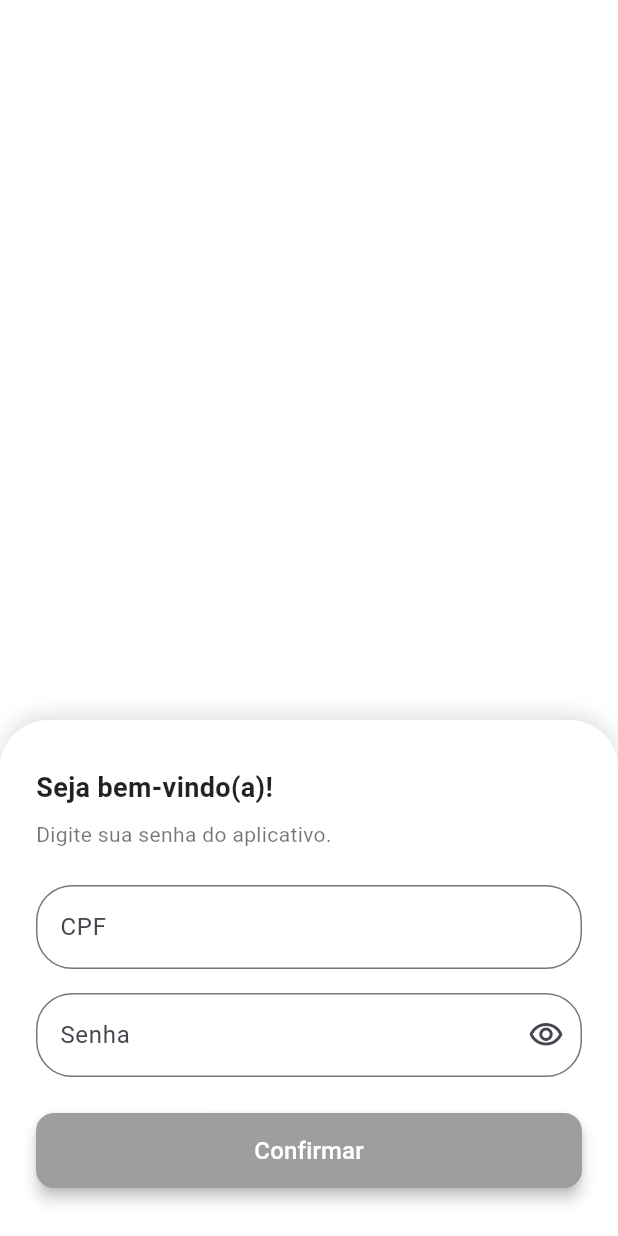
After one commit to pollyyana/Desafio-GS3-Tecnologia., a Flutter app: the LoginPage screen opened by its route, after a tap on "Confirmar", on a phone screen of 412 x 824 dp. The commit adds this screen. Run offline on Flutter 3.47's test engine with Material 3 defaults, Android fonts, the light colour scheme and no system bars; our stand-ins replace get; missing offline and left inert: validatorless.

Commit message:
Estruturando tela de login

```diff
--- /dev/null
+++ b/lib/app/modules/login/login_bindigs.dart
@@ -0,0 +1,9 @@
+import 'package:get/get.dart';
+import 'package:gs3_tecnologia/app/modules/login/login_controller.dart';
+
+class LoginBindigs implements Bindings {
+  @override
+  void dependencies() {
+    Get.lazyPut(() => LoginController());
+  }
+}
--- /dev/null
+++ b/lib/app/modules/login/login_controller.dart
@@ -0,0 +1,8 @@
+import 'package:get/get.dart';
+
+class LoginController extends GetxController {
+  RxString nome = RxString('pollyana');
+  void login() {
+    nome.value = 'testando';
+  }
+}
--- /dev/null
+++ b/lib/app/modules/login/login_module.dart
@@ -0,0 +1,15 @@
+import 'package:get/get_navigation/src/routes/get_route.dart';
+import 'package:gs3_tecnologia/app/modules/login/login_bindigs.dart';
+import 'package:gs3_tecnologia/app/modules/login/login_page.dart';
+import 'package:gs3_tecnologia/application/modules/module.dart';
+
+class LoginModule implements Module {
+  @override
+  List<GetPage> routers = [
+    GetPage(
+      name: '/login',
+      page: () => LoginPage(),
+      binding: LoginBindigs(),
+    ),
+  ];
+}
--- /dev/null
+++ b/lib/app/modules/login/login_page.dart
@@ -0,0 +1,138 @@
+import 'package:flutter/material.dart';
+import 'package:get/get.dart';
+import 'package:gs3_tecnologia/app/modules/login/login_controller.dart';
+import 'package:validatorless/validatorless.dart';
+
+class LoginPage extends GetView<LoginController> {
+  const LoginPage({super.key});
+
+  @override
+  Widget build(BuildContext context) {
+    final formKey = GlobalKey<FormState>();
+    final cpfController = TextEditingController();
+    final senhaController = TextEditingController();
+    final obscurePassword = true.obs;
+
+    return Scaffold(
+      backgroundColor: Colors.transparent,
+      body: Align(
+        alignment: Alignment.bottomCenter,
+        child: Container(
+          width: double.infinity,
+          padding: const EdgeInsets.symmetric(horizontal: 24, vertical: 32),
+          decoration: const BoxDecoration(
+            color: Colors.white,
+            borderRadius: BorderRadius.only(
+              topLeft: Radius.circular(32),
+              topRight: Radius.circular(32),
+            ),
+            boxShadow: [
+              BoxShadow(
+                color: Colors.black12,
+                blurRadius: 10,
+                offset: Offset(0, -4),
+              ),
+            ],
+          ),
+          child: Form(
+            key: formKey,
+            child: Column(
+              mainAxisSize: MainAxisSize.min,
+              crossAxisAlignment: CrossAxisAlignment.start,
+              children: [
+                const Text(
+                  'Seja bem-vindo(a)!',
+                  style: TextStyle(
+                    fontSize: 18,
+                    fontWeight: FontWeight.bold,
+                    color: Colors.black87,
+                  ),
+                ),
+                const SizedBox(height: 8),
+                const Text(
+                  'Digite sua senha do aplicativo.',
+                  style: TextStyle(
+                    fontSize: 14,
+                    color: Colors.black54,
+                  ),
+                ),
+                const SizedBox(height: 24),
+
+                // Campo CPF
+                TextFormField(
+                  controller: cpfController,
+                  keyboardType: TextInputType.number,
+                  decoration: InputDecoration(
+                    labelText: 'CPF',
+                    hintText: 'CPF',
+                    border: OutlineInputBorder(
+                      borderRadius: BorderRadius.circular(24),
+                    ),
+                  ),
+                  validator: Validatorless.multiple([
+                    Validatorless.required('Informe o CPF'),
+                    Validatorless.cpf('CPF inválido'),
+                  ]),
+                ),
+                const SizedBox(height: 16),
+
+                // Campo Senha
+                Obx(() {
+                  return TextFormField(
+                    controller: senhaController,
+                    obscureText: obscurePassword.value,
+                    decoration: InputDecoration(
+                      labelText: 'Senha',
+                      hintText: 'Senha',
+                      suffixIcon: IconButton(
+                        icon: Icon(
+                          obscurePassword.value
+                              ? Icons.visibility_outlined
+                              : Icons.visibility_off_outlined,
+                        ),
+                        onPressed: () {
+                          obscurePassword.value = !obscurePassword.value;
+                        },
+                      ),
+                      border: OutlineInputBorder(
+                        borderRadius: BorderRadius.circular(24),
+                      ),
+                    ),
+                    validator: Validatorless.multiple([
+                      Validatorless.required('Informe o CPF'),
+                      Validatorless.min(11, 'O CPF deve ter 11 números'),
+                      Validatorless.max(11, 'O CPF deve ter 11 números'),
+                    ]),
+                  );
+                }),
+                const SizedBox(height: 24),
+
+                SizedBox(
+                  width: double.infinity,
+                  height: 50,
+                  child: ElevatedButton(
+                    onPressed: () => controller.login(),
+                    style: ElevatedButton.styleFrom(
+                      backgroundColor: Colors.grey,
+                      shape: RoundedRectangleBorder(
+                        borderRadius: BorderRadius.circular(12),
+                      ),
+                      elevation: 4,
+                    ),
+                    child: Text(
+                      'Confirmar',
+                      style: TextStyle(
+                        fontSize: 16,
+                        color: Colors.white,
+                      ),
+                    ),
+                  ),
+                ),
+              ],
+            ),
+          ),
+        ),
+      ),
+    );
+  }
+}
--- /dev/null
+++ b/lib/app/modules/splash/splash_binding.dart
@@ -0,0 +1,10 @@
+import 'package:get/get.dart';
+import 'package:gs3_tecnologia/app/modules/splash/splash_controller.dart';
+
+class SplashBinding implements Bindings {
+  //controle pagina/carrega ou nao
+  @override
+  void dependencies() {
+    Get.put(SplashController());
+  }
+}
--- /dev/null
+++ b/lib/app/modules/splash/splash_controller.dart
@@ -0,0 +1,9 @@
+import 'package:get/get.dart';
+
+class SplashController extends GetxController {
+  RxBool showLogin = false.obs;
+
+  void toggleLoginVisibility() {
+    showLogin.value = !showLogin.value;
+  }
+}
--- a/lib/app/modules/splash/splash_module.dart
+++ b/lib/app/modules/splash/splash_module.dart
@@ -1,4 +1,5 @@
 import 'package:get/get_navigation/src/routes/get_route.dart';
+import 'package:gs3_tecnologia/app/modules/splash/splash_binding.dart';
 import 'package:gs3_tecnologia/app/modules/splash/splash_page.dart';
 import 'package:gs3_tecnologia/application/modules/module.dart';
 
@@ -8,6 +9,7 @@ class SplashModule implements Module {
     GetPage(
       name: '/',
       page: () => SplashPage(),
+      binding: SplashBinding(),
     ),
   ];
 }
--- a/lib/app/modules/splash/splash_page.dart
+++ b/lib/app/modules/splash/splash_page.dart
@@ -1,8 +1,88 @@
+// import 'package:flutter/material.dart';
+// import 'package:get/get.dart';
+// import 'package:gs3_tecnologia/app/modules/splash/pagina.dart';
+
+// class SplashPage extends StatelessWidget {
+//   // var controller = Get.find<SplashController>();
+//   // var controller = Get.put(SplashController());
+
+//   const SplashPage({super.key});
+
+//   @override
+//   Widget build(BuildContext context) {
+//     return Scaffold(
+//       body: Stack(
+//         children: [
+//           Container(
+//             width: Get.width,
+//             height: Get.height,
+//             decoration: const BoxDecoration(
+//               image: DecorationImage(
+//                 image: AssetImage('assets/images/background.png'),
+//                 fit: BoxFit.cover,
+//               ),
+//             ),
+//           ),
+//           Positioned(
+//             top: Get.height * 0.15,
+//             left: 60,
+//             right: 60,
+//             child: Column(
+//               children: [
+//                 Image.asset(
+//                   'assets/images/logo.png',
+//                   width: 242,
+//                 ),
+//                 const SizedBox(height: 8),
+//               ],
+//             ),
+//           ),
+//           // Entrar
+//           Positioned(
+//             top: Get.height * 0.45,
+//             left: 0,
+//             right: 0,
+//             child: Stack(
+//               alignment: Alignment.center,
+//               children: [
+//                 GestureDetector(
+//                   onTap: () {
+//                     Get.to(() => Pagina());
+//                   },
+//                   child: Image.asset(
+//                     'assets/images/entrar.png',
+//                     width: 80,
+//                   ),
+//                 ),
+//               ],
+//             ),
+//           ),
+
+//           Positioned(
+//             bottom: 87,
+//             left: 0,
+//             right: 0,
+//             child: SingleChildScrollView(
+//               scrollDirection: Axis.horizontal,
+//               padding: const EdgeInsets.only(left: 22, right: 24),
+//               child: Image.asset(
+//                 'assets/images/frame.png',
+//                 width: 331,
+//                 fit: BoxFit.contain,
+//               ),
+//             ),
+//           ),
+//         ],
+//       ),
+//     );
+//   }
+// }
 import 'package:flutter/material.dart';
 import 'package:get/get.dart';
-import 'package:gs3_tecnologia/app/modules/splash/pagina.dart';
+import 'package:gs3_tecnologia/app/modules/splash/splash_controller.dart';
+import 'package:gs3_tecnologia/app/modules/login/login_page.dart';
 
-class SplashPage extends StatelessWidget {
+class SplashPage extends GetView<SplashController> {
   const SplashPage({super.key});
 
   @override
@@ -10,6 +90,7 @@ class SplashPage extends StatelessWidget {
     return Scaffold(
       body: Stack(
         children: [
+          // Fundo
           Container(
             width: Get.width,
             height: Get.height,
@@ -34,34 +115,28 @@ class SplashPage extends StatelessWidget {
               ],
             ),
           ),
-          // Entrar
           Positioned(
             top: Get.height * 0.45,
             left: 0,
             right: 0,
-            child: Stack(
-              alignment: Alignment.center,
-              children: [
-                GestureDetector(
-                  onTap: () {
-                    Get.to(() => Pagina());
-                  },
-                  child: Image.asset(
-                    'assets/images/entrar.png',
-                    width: 80,
-                  ),
+            child: Center(
+              child: GestureDetector(
+                behavior: HitTestBehavior.translucent,
+                onTap: () => controller.toggleLoginVisibility(),
+                child: Image.asset(
+                  'assets/images/entrar.png',
+                  width: 80,
                 ),
-              ],
+              ),
             ),
           ),
-
           Positioned(
             bottom: 87,
             left: 0,
             right: 0,
             child: SingleChildScrollView(
               scrollDirection: Axis.horizontal,
-              padding: const EdgeInsets.only(left: 22, right: 24),
+              padding: const EdgeInsets.symmetric(horizontal: 22),
               child: Image.asset(
                 'assets/images/frame.png',
                 width: 331,
@@ -69,8 +144,24 @@ class SplashPage extends StatelessWidget {
               ),
             ),
           ),
+          // Login Page como overlay
+          Obx(() {
+            if (controller.showLogin.value) {
+              return Positioned.fill(
+                child: GestureDetector(
+                  onTap: () => controller.toggleLoginVisibility(),
+                  child: Container(
+                    color: Colors.black.withOpacity(0.3),
+                    child: const LoginPage(),
+                  ),
+                ),
+              );
+            }
+            return const SizedBox.shrink();
+          }),
         ],
       ),
     );
   }
 }
+// O behavior: HitTestBehavior.translucent garante que o clique só responda sobre a área da imagem.
--- a/lib/main.dart
+++ b/lib/main.dart
@@ -1,8 +1,10 @@
 import 'package:flutter/material.dart';
 import 'package:get/get.dart';
+import 'package:gs3_tecnologia/app/modules/login/login_module.dart';
 import 'package:gs3_tecnologia/app/modules/splash/splash_module.dart';
 
-void main() {
+Future<void> main() async {
+  WidgetsFlutterBinding.ensureInitialized();
   runApp(const MyApp());
 }
 
@@ -11,11 +13,12 @@ class MyApp extends StatelessWidget {
   @override
   Widget build(BuildContext context) {
     return GetMaterialApp(
-      title: 'Flutter Demo',
+      title: 'GS3 Tecnologia',
       theme: ThemeData(),
       debugShowCheckedModeBanner: false,
       getPages: [
         ...SplashModule().routers,
+        ...LoginModule().routers,
       ],
     );
   }
--- a/pubspec.yaml
+++ b/pubspec.yaml
@@ -35,6 +35,9 @@ dependencies:
   # Use with the CupertinoIcons class for iOS style icons.
   cupertino_icons: ^1.0.8
   get: ^4.7.2
+  json_rest_server: ^3.2.1
+  dio: ^5.9.0
+  validatorless: ^1.2.5
 
 dev_dependencies:
   flutter_test:
```
Also changed, not shown: pubspec.lock, 2 other files.
